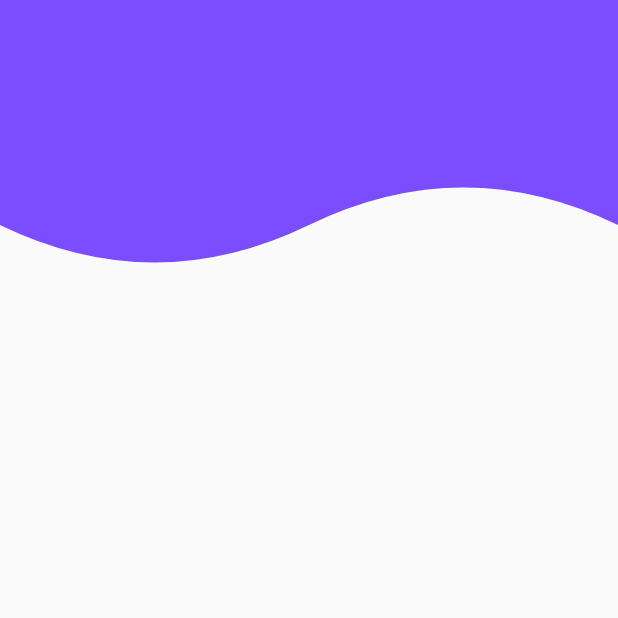
After one commit to liucrystal24/flutterTest, a Flutter app: the screen it shows after launch, after a tap on "6. PathClip(Bezier)", on a phone screen of 412 x 824 dp, the top half of it. The commit adds this screen. Run offline on Flutter 3.47's test engine with Material 2 defaults, Android fonts, the phone set to English and light mode, and no system bars.

Commit message:
clippath add

```diff
--- /dev/null
+++ b/demo1/lib/CpathClip.dart
@@ -0,0 +1,46 @@
+import 'package:flutter/material.dart';
+
+class PathClipDemo extends StatelessWidget {
+  @override
+  Widget build(BuildContext context) {
+    return Scaffold(
+      //裁切控件
+      body: ClipPath(
+        clipper: Buttomclip(),
+        child: Container(
+          width: MediaQuery.of(context).size.width,
+          height: 200.0,
+          color: Colors.deepPurpleAccent,
+        ),
+      )
+    );
+  }
+}
+
+class Buttomclip extends CustomClipper<Path>{
+  @override
+  getClip(Size size) {
+    var path = new Path();
+    var firstPoint = Offset(size.width/4, size.height);
+    var secondPoint = Offset(size.width/2, size.height-50);
+    var thirdPoint = Offset(size.width*3/4, size.height-100);
+    var endPoint = Offset(size.width, size.height-50);
+
+    path.lineTo(0, 0);
+    path.lineTo(0, endPoint.dy);
+    //贝塞尔曲线 接下来的两个点的坐标值
+    path.quadraticBezierTo(firstPoint.dx, firstPoint.dy, secondPoint.dx, secondPoint.dy);
+    // path.lineTo(secondPoint.dx, secondPoint.dy);
+    path.quadraticBezierTo(thirdPoint.dx, thirdPoint.dy, endPoint.dx, endPoint.dy);
+    path.lineTo(endPoint.dx, endPoint.dy);
+    path.lineTo(size.width, 0);
+
+    return path;
+  }
+
+  @override
+  bool shouldReclip(CustomClipper oldClipper) {
+    return null;
+  }
+
+}
--- a/demo1/lib/main.dart
+++ b/demo1/lib/main.dart
@@ -4,6 +4,7 @@ import 'Csearch.dart';
 import 'Cwrap.dart';
 import 'CexpansionTile.dart';
 import 'CexpansionPanelList.dart';
+import 'CpathClip.dart';
 
 void main()=>runApp(MaterialApp(
   title: 'pageAlive',
@@ -63,6 +64,15 @@ class TestHome extends StatelessWidget {
               ));
             },
           ),
+          ListTile(
+            // leading: new Icon(Icons.perm_camera_mic),
+            title: new Text('6. PathClip(Bezier)'),
+            onTap: (){
+              Navigator.push(context, MaterialPageRoute(
+                builder: (context)=> new PathClipDemo() //跳转到第二屏
+              ));
+            },
+          ),
         ],
       )
     );
```
